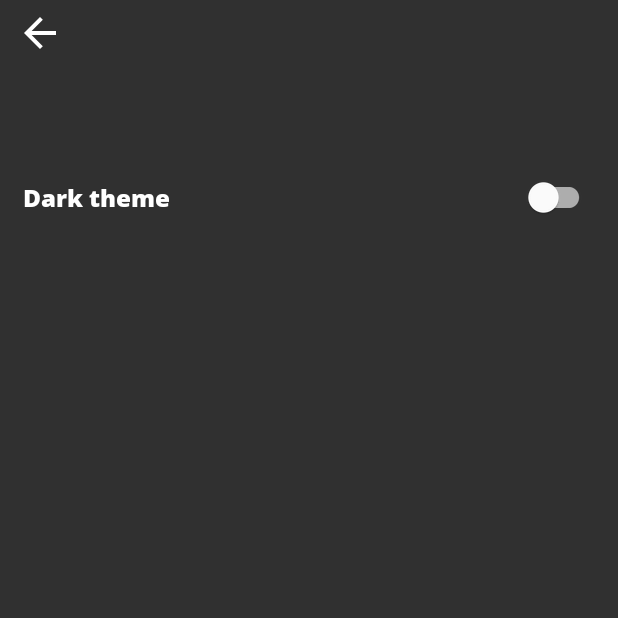
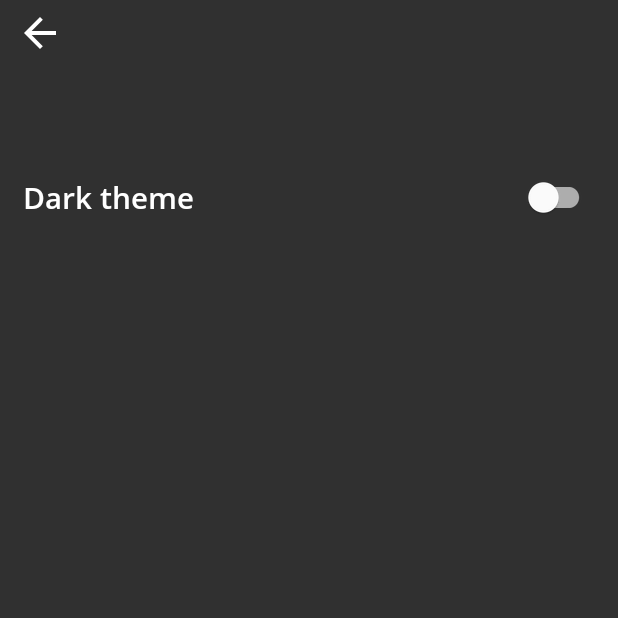
Before and after one commit to tontsa28/opencalc, an Android app: the SettingsActivity screen opened directly, with no data from a screen before it, on a phone screen of 412 x 824 dp, the top half of it. Run offline under Robolectric (Android 15) with nearby library versions, the light colour scheme and no system bars.

Commit message:
Added new OpenSans style font

```diff
--- a/app/src/main/java/com/tontsadev/opencalc/MainActivity.java
+++ b/app/src/main/java/com/tontsadev/opencalc/MainActivity.java
@@ -12,6 +12,7 @@ import android.widget.ImageButton;
 
 public class MainActivity extends AppCompatActivity {
 
+    // EditText variable
     private EditText display;
 
     @Override
@@ -32,6 +33,7 @@ public class MainActivity extends AppCompatActivity {
         });
     }
 
+    // Open settings
     public void openSettingsActivity() {
         Intent intent = new Intent(this, SettingsActivity.class);
         startActivity(intent);
--- a/app/src/main/java/com/tontsadev/opencalc/SettingsActivity.java
+++ b/app/src/main/java/com/tontsadev/opencalc/SettingsActivity.java
@@ -17,6 +17,7 @@ public class SettingsActivity extends AppCompatActivity {
         backBTN.setOnClickListener(view -> openMainActivity());
     }
 
+    // Go back to calculator activity
     public void openMainActivity() {
         Intent intent = new Intent(this, MainActivity.class);
         startActivity(intent);
--- a/app/src/main/res/layout/activity_settings.xml
+++ b/app/src/main/res/layout/activity_settings.xml
@@ -38,8 +38,8 @@
             android:layout_width="match_parent"
             android:layout_height="match_parent"
             android:textColor="#FFFFFF"
-            android:fontFamily="@font/opensans_extrabold"
-            android:textSize="16sp"
+            android:fontFamily="@font/opensans_semibold"
+            android:textSize="20sp"
             android:text="@string/darktheme" />
     </TableRow>
 
```
Also changed, not shown: app/src/main/res/font/opensans_semibold.ttf (added).
